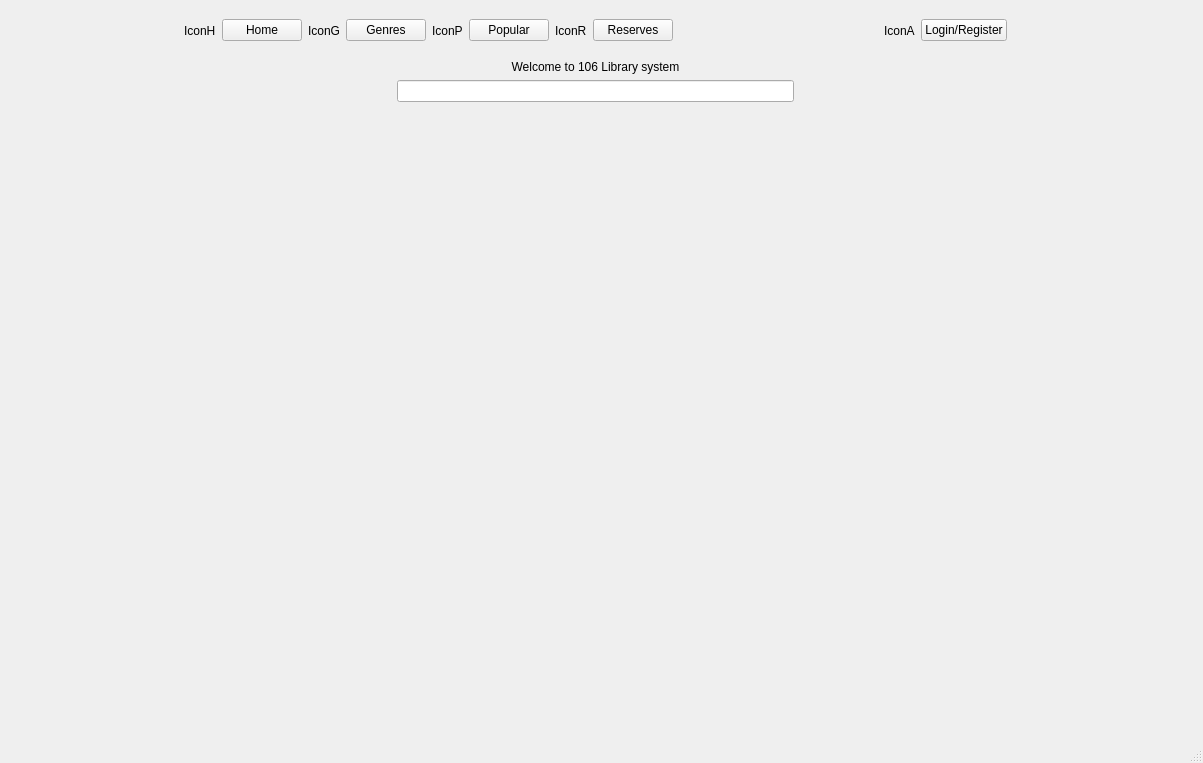
The window that IsraelEthanTaehgCS106point2/userBookPage.ui (israelBlackyb/IETMCS106.2) describes before a commit, drawn with Qt 5.
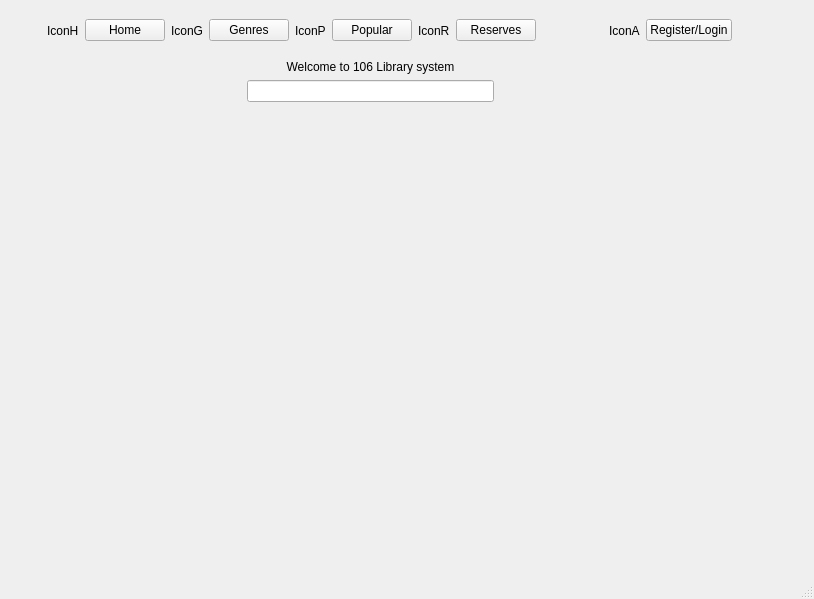
The same window after the commit.

```diff
--- a/IsraelEthanTaehgCS106point2/userBookPage.ui
+++ b/IsraelEthanTaehgCS106point2/userBookPage.ui
@@ -6,8 +6,8 @@
    <rect>
     <x>0</x>
     <y>0</y>
-    <width>1203</width>
-    <height>763</height>
+    <width>814</width>
+    <height>599</height>
    </rect>
   </property>
   <property name="windowTitle">
@@ -19,13 +19,13 @@
      <rect>
       <x>0</x>
       <y>0</y>
-      <width>1191</width>
+      <width>779</width>
       <height>61</height>
      </rect>
     </property>
     <layout class="QHBoxLayout" name="horizontalLayout">
      <item>
-      <spacer name="horizontalSpacer_2">
+      <spacer name="horizontalSpacer">
        <property name="orientation">
         <enum>Qt::Horizontal</enum>
        </property>
@@ -59,7 +59,7 @@
       </widget>
      </item>
      <item>
-      <widget class="QPushButton" name="pushButton_4">
+      <widget class="QPushButton" name="pushButton_2">
        <property name="text">
         <string>Genres</string>
        </property>
@@ -87,14 +87,14 @@
       </widget>
      </item>
      <item>
-      <widget class="QPushButton" name="pushButton_2">
+      <widget class="QPushButton" name="pushButton_4">
        <property name="text">
         <string>Reserves</string>
        </property>
       </widget>
      </item>
      <item>
-      <spacer name="verticalSpacer">
+      <spacer name="verticalSpacer_3">
        <property name="orientation">
         <enum>Qt::Vertical</enum>
        </property>
@@ -107,7 +107,7 @@
       </spacer>
      </item>
      <item>
-      <spacer name="horizontalSpacer">
+      <spacer name="horizontalSpacer_3">
        <property name="orientation">
         <enum>Qt::Horizontal</enum>
        </property>
@@ -129,12 +129,12 @@
      <item>
       <widget class="QPushButton" name="pushButton_5">
        <property name="text">
-        <string>Login/Register</string>
+        <string>Register/Login</string>
        </property>
       </widget>
      </item>
      <item>
-      <spacer name="horizontalSpacer_3">
+      <spacer name="horizontalSpacer_2">
        <property name="orientation">
         <enum>Qt::Horizontal</enum>
        </property>
@@ -153,8 +153,8 @@
      <rect>
       <x>0</x>
       <y>60</y>
-      <width>1191</width>
-      <height>80</height>
+      <width>741</width>
+      <height>141</height>
      </rect>
     </property>
     <layout class="QVBoxLayout" name="verticalLayout_2">
@@ -170,22 +170,6 @@
      </item>
      <item>
       <layout class="QHBoxLayout" name="horizontalLayout_2">
-       <item>
-        <spacer name="horizontalSpacer_5">
-         <property name="orientation">
-          <enum>Qt::Horizontal</enum>
-         </property>
-         <property name="sizeHint" stdset="0">
-          <size>
-           <width>40</width>
-           <height>20</height>
-          </size>
-         </property>
-        </spacer>
-       </item>
-       <item>
-        <widget class="QLineEdit" name="lineEdit"/>
-       </item>
        <item>
         <spacer name="horizontalSpacer_4">
          <property name="orientation">
@@ -199,10 +183,26 @@
          </property>
         </spacer>
        </item>
+       <item>
+        <widget class="QLineEdit" name="lineEdit"/>
+       </item>
+       <item>
+        <spacer name="horizontalSpacer_5">
+         <property name="orientation">
+          <enum>Qt::Horizontal</enum>
+         </property>
+         <property name="sizeHint" stdset="0">
+          <size>
+           <width>40</width>
+           <height>20</height>
+          </size>
+         </property>
+        </spacer>
+       </item>
       </layout>
      </item>
      <item>
-      <spacer name="verticalSpacer_2">
+      <spacer name="verticalSpacer">
        <property name="orientation">
         <enum>Qt::Vertical</enum>
        </property>
```
Left out of the diff: 8 changed lines with no effect on the pictures.
